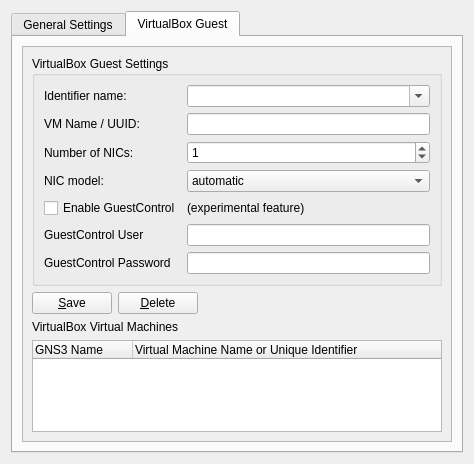
Old version of the form src/GNS3/Ui/ConfigurationPages/Form_PreferencesVirtualBox.ui in the repository GNS3/gns3-legacy.
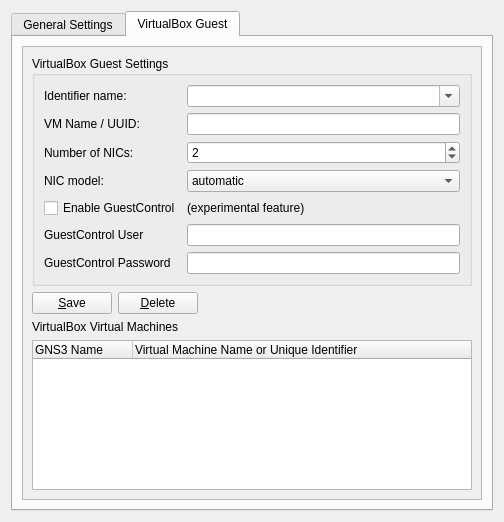
New version of the form. The open tabs and pages were chosen to show the change.

The edit to the form file:
```diff
--- a/src/GNS3/Ui/ConfigurationPages/Form_PreferencesVirtualBox.ui
+++ b/src/GNS3/Ui/ConfigurationPages/Form_PreferencesVirtualBox.ui
@@ -6,8 +6,8 @@
    <rect>
     <x>0</x>
     <y>0</y>
-    <width>464</width>
-    <height>464</height>
+    <width>504</width>
+    <height>522</height>
    </rect>
   </property>
   <property name="windowTitle">
@@ -294,8 +294,8 @@
            <rect>
             <x>0</x>
             <y>0</y>
-            <width>420</width>
-            <height>400</height>
+            <width>432</width>
+            <height>441</height>
            </rect>
           </property>
           <layout class="QVBoxLayout" name="verticalLayout">
@@ -379,7 +379,7 @@
                  <number>1</number>
                 </property>
                 <property name="value">
-                 <number>1</number>
+                 <number>2</number>
                 </property>
                </widget>
               </item>
```
